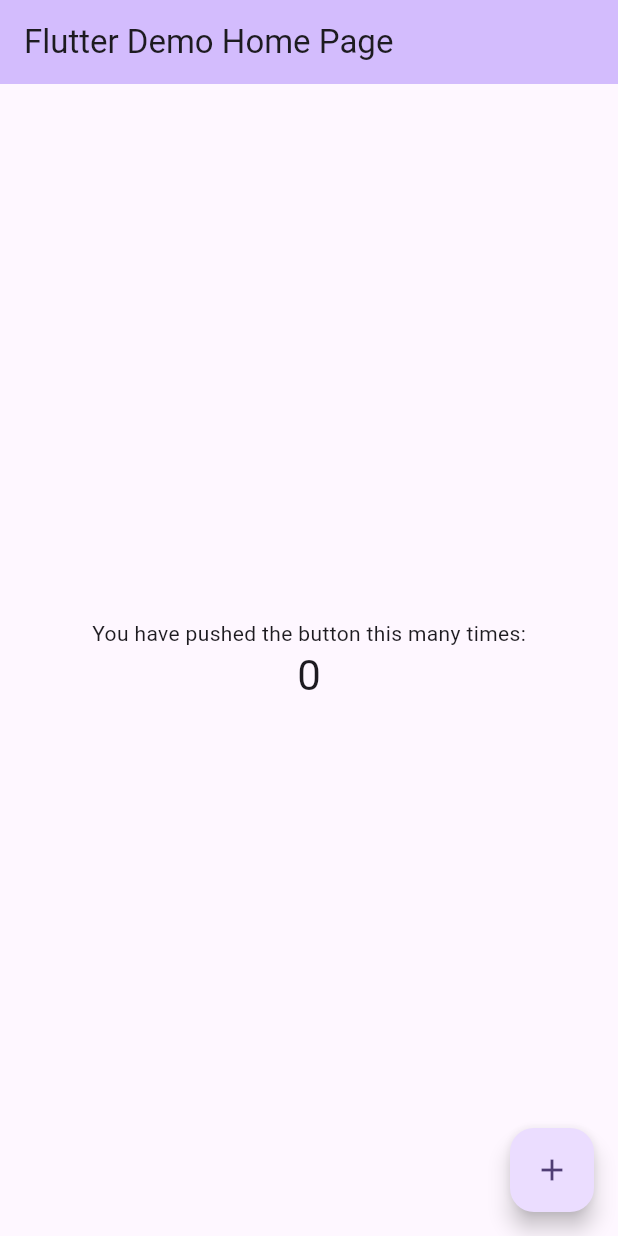
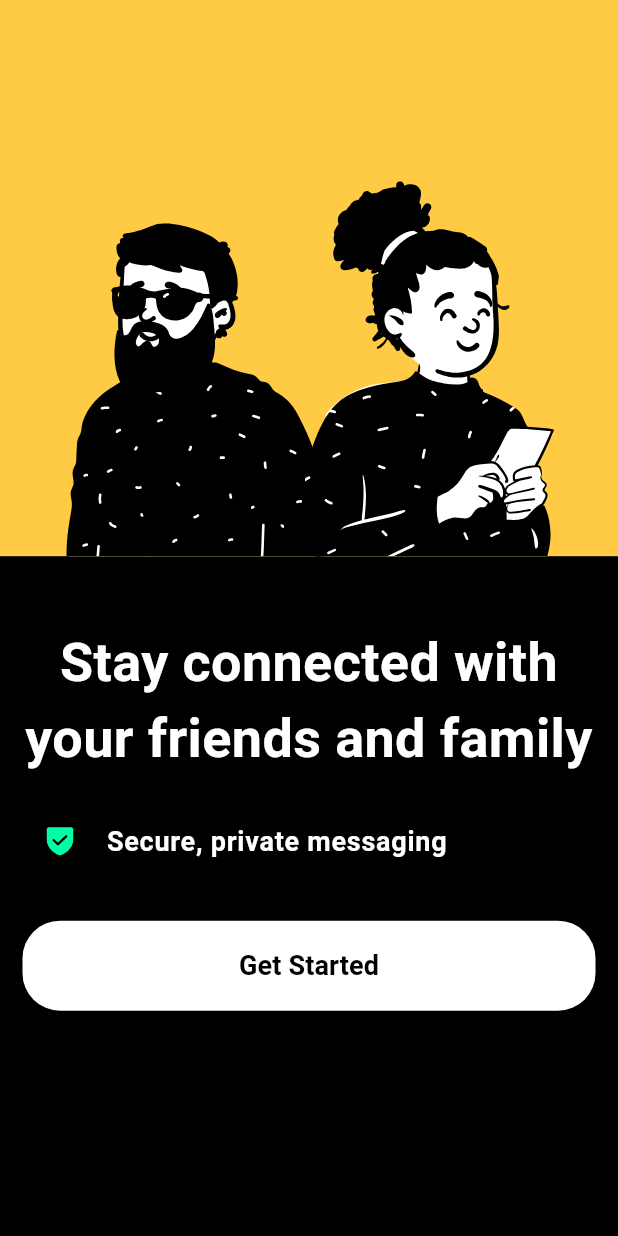
Before and after one commit to thabooota/chat_app, a Flutter app: the screen it shows after launch, on a phone screen of 412 x 824 dp. Run offline on Flutter 3.47's test engine with Material 3 defaults, Android fonts, the phone set to English and light mode, and no system bars; our stand-ins replace flutter_svg, shared_preferences.

Commit message:
-- onBoarding screen ui && app router

```diff
--- a/lib/app/app.dart
+++ b/lib/app/app.dart
@@ -0,0 +1,18 @@
+import 'package:chat_app/core/router/app_router.dart';
+import 'package:chat_app/core/router/app_router_names.dart';
+import 'package:flutter/material.dart';
+
+class MyApp extends StatelessWidget {
+  final AppRouter appRouter;
+  const MyApp({super.key, required this.appRouter});
+
+  @override
+  Widget build(BuildContext context) {
+    return MaterialApp(
+      initialRoute: AppRouterNames.onBoarding,
+      title: 'Chat App',
+      onGenerateRoute: appRouter.onGenerateRoutes,
+      debugShowCheckedModeBanner: false,
+    );
+  }
+}
--- /dev/null
+++ b/lib/core/constant/color_manager.dart
@@ -0,0 +1,15 @@
+import 'package:flutter/material.dart';
+
+class ColorManager {
+  static const Color transparent = Color(0x00000000);
+  static const Color originalWhite = Color(0xFFFFFFFF);
+  static const Color originalBlack = Color(0xFF000000);
+  static const Color primaryColor = Color(0xFFFFCB45);
+  static const Color secondaryColor = Color(0xFF8A91A8);
+  static const Color textFormBGColor = Color(0x33C4C4C4);
+  static const Color gray = Color(0xFF969696);
+  static const Color lightGray = Color(0xFFC2C2C2);
+  static const Color lighterGray = Color(0xFFEDEDED);
+  static const Color moreLightGray = Color(0xFFFDFDFF);
+  static const Color darkGray = Color(0xFF687679);
+}
--- /dev/null
+++ b/lib/core/router/app_router.dart
@@ -0,0 +1,26 @@
+import 'package:chat_app/core/router/app_router_names.dart';
+import 'package:chat_app/features/onBoarding/presentation/on_boarding_screen.dart';
+import 'package:flutter/material.dart';
+
+class AppRouter {
+  Route onGenerateRoutes(RouteSettings settings) {
+    switch (settings.name) {
+      case AppRouterNames.onBoarding:
+        return MaterialPageRoute(builder: (_) => const OnBoardingScreen());
+      default:
+        return unDefinedRoute(settings);
+    }
+  }
+  static Route<dynamic> unDefinedRoute(RouteSettings settings) {
+    return MaterialPageRoute(
+      builder: (_) => Scaffold(
+        appBar: AppBar(
+          title: const Text("Not Found Route"),
+        ),
+        body: Center(
+          child: Text("Not Found Route ${settings.name}"),
+        ),
+      ),
+    );
+  }
+}
--- /dev/null
+++ b/lib/core/router/app_router_names.dart
@@ -0,0 +1,3 @@
+class AppRouterNames {
+  static const onBoarding = 'onBoarding';
+}
--- /dev/null
+++ b/lib/features/onBoarding/presentation/on_boarding_screen.dart
@@ -0,0 +1,75 @@
+import 'package:chat_app/core/constant/color_manager.dart';
+import 'package:flutter/material.dart';
+import 'package:flutter_svg/flutter_svg.dart';
+
+class OnBoardingScreen extends StatelessWidget {
+  const OnBoardingScreen({super.key});
+
+  @override
+  Widget build(BuildContext context) {
+    return Scaffold(
+      backgroundColor: ColorManager.originalBlack,
+      body: Column(
+        crossAxisAlignment: CrossAxisAlignment.center,
+        children: [
+          Container(
+            color: ColorManager.primaryColor,
+            height: MediaQuery.of(context).size.height * 0.45,
+            width: double.infinity,
+            alignment: Alignment.bottomCenter,
+            child: SizedBox(
+                height: 250,
+                child: SvgPicture.asset('assets/onBoarding.svg',)),
+          ),
+          const SizedBox(height: 30,),
+          Padding(
+            padding: const EdgeInsets.all(15.0),
+            child: Text('Stay connected with your friends and family', style: TextStyle(
+              color: Colors.white,
+              fontSize: 36,
+              fontWeight: FontWeight.bold,
+              overflow: TextOverflow.fade,
+            ),
+            textAlign: TextAlign.center,
+            ),
+          ),
+          Padding(
+            padding: const EdgeInsets.symmetric(horizontal: 15.0),
+            child: Center(
+              child: ListTile(
+                title: const Text('Secure, private messaging', style: TextStyle(
+                  color: Colors.white,
+                  fontSize: 18,
+                  fontWeight: FontWeight.bold,
+                  overflow: TextOverflow.fade,
+                ),
+              ),
+                leading: SvgPicture.asset(
+                  'assets/Vector.svg',
+                ),
+              ),
+            ), ),
+          const SizedBox(height: 25.0,),
+          Padding(
+            padding: const EdgeInsets.symmetric(horizontal: 15.0),
+            child: MaterialButton(
+              height: 60,
+              minWidth: double.infinity,
+              color: ColorManager.originalWhite,
+                onPressed: () {},
+            shape: RoundedRectangleBorder(
+              borderRadius: BorderRadius.circular(25),
+            ),
+              child: const Text('Get Started', style: TextStyle(
+                color: ColorManager.originalBlack,
+                fontSize: 18,
+                fontWeight: FontWeight.bold,
+                overflow: TextOverflow.fade,
+              ),),
+            ),
+          ),
+        ],
+      ),
+    );
+  }
+}
--- a/lib/main.dart
+++ b/lib/main.dart
@@ -1,125 +1,7 @@
+import 'package:chat_app/app/app.dart';
+import 'package:chat_app/core/router/app_router.dart';
 import 'package:flutter/material.dart';
 
 void main() {
-  runApp(const MyApp());
+  runApp(MyApp(appRouter: AppRouter(),));
 }
-
-class MyApp extends StatelessWidget {
-  const MyApp({super.key});
-
-  // This widget is the root of your application.
-  @override
-  Widget build(BuildContext context) {
-    return MaterialApp(
-      title: 'Flutter Demo',
-      theme: ThemeData(
-        // This is the theme of your application.
-        //
-        // TRY THIS: Try running your application with "flutter run". You'll see
-        // the application has a purple toolbar. Then, without quitting the app,
-        // try changing the seedColor in the colorScheme below to Colors.green
-        // and then invoke "hot reload" (save your changes or press the "hot
-        // reload" button in a Flutter-supported IDE, or press "r" if you used
-        // the command line to start the app).
-        //
-        // Notice that the counter didn't reset back to zero; the application
-        // state is not lost during the reload. To reset the state, use hot
-        // restart instead.
-        //
-        // This works for code too, not just values: Most code changes can be
-        // tested with just a hot reload.
-        colorScheme: ColorScheme.fromSeed(seedColor: Colors.deepPurple),
-        useMaterial3: true,
-      ),
-      home: const MyHomePage(title: 'Flutter Demo Home Page'),
-    );
-  }
-}
-
-class MyHomePage extends StatefulWidget {
-  const MyHomePage({super.key, required this.title});
-
-  // This widget is the home page of your application. It is stateful, meaning
-  // that it has a State object (defined below) that contains fields that affect
-  // how it looks.
-
-  // This class is the configuration for the state. It holds the values (in this
-  // case the title) provided by the parent (in this case the App widget) and
-  // used by the build method of the State. Fields in a Widget subclass are
-  // always marked "final".
-
-  final String title;
-
-  @override
-  State<MyHomePage> createState() => _MyHomePageState();
-}
-
-class _MyHomePageState extends State<MyHomePage> {
-  int _counter = 0;
-
-  void _incrementCounter() {
-    setState(() {
-      // This call to setState tells the Flutter framework that something has
-      // changed in this State, which causes it to rerun the build method below
-      // so that the display can reflect the updated values. If we changed
-      // _counter without calling setState(), then the build method would not be
-      // called again, and so nothing would appear to happen.
-      _counter++;
-    });
-  }
-
-  @override
-  Widget build(BuildContext context) {
-    // This method is rerun every time setState is called, for instance as done
-    // by the _incrementCounter method above.
-    //
-    // The Flutter framework has been optimized to make rerunning build methods
-    // fast, so that you can just rebuild anything that needs updating rather
-    // than having to individually change instances of widgets.
-    return Scaffold(
-      appBar: AppBar(
-        // TRY THIS: Try changing the color here to a specific color (to
-        // Colors.amber, perhaps?) and trigger a hot reload to see the AppBar
-        // change color while the other colors stay the same.
-        backgroundColor: Theme.of(context).colorScheme.inversePrimary,
-        // Here we take the value from the MyHomePage object that was created by
-        // the App.build method, and use it to set our appbar title.
-        title: Text(widget.title),
-      ),
-      body: Center(
-        // Center is a layout widget. It takes a single child and positions it
-        // in the middle of the parent.
-        child: Column(
-          // Column is also a layout widget. It takes a list of children and
-          // arranges them vertically. By default, it sizes itself to fit its
-          // children horizontally, and tries to be as tall as its parent.
-          //
-          // Column has various properties to control how it sizes itself and
-          // how it positions its children. Here we use mainAxisAlignment to
-          // center the children vertically; the main axis here is the vertical
-          // axis because Columns are vertical (the cross axis would be
-          // horizontal).
-          //
-          // TRY THIS: Invoke "debug painting" (choose the "Toggle Debug Paint"
-          // action in the IDE, or press "p" in the console), to see the
-          // wireframe for each widget.
-          mainAxisAlignment: MainAxisAlignment.center,
-          children: <Widget>[
-            const Text(
-              'You have pushed the button this many times:',
-            ),
-            Text(
-              '$_counter',
-              style: Theme.of(context).textTheme.headlineMedium,
-            ),
-          ],
-        ),
-      ),
-      floatingActionButton: FloatingActionButton(
-        onPressed: _incrementCounter,
-        tooltip: 'Increment',
-        child: const Icon(Icons.add),
-      ), // This trailing comma makes auto-formatting nicer for build methods.
-    );
-  }
-}
--- a/pubspec.yaml
+++ b/pubspec.yaml
@@ -36,6 +36,7 @@ dependencies:
   # Use with the CupertinoIcons class for iOS style icons.
   cupertino_icons: ^1.0.6
   shared_preferences: ^2.2.3
+  flutter_svg: ^2.0.10+1
 
 dev_dependencies:
   flutter_test:
@@ -60,9 +61,8 @@ flutter:
   uses-material-design: true
 
   # To add assets to your application, add an assets section, like this:
-  # assets:
-  #   - images/a_dot_burr.jpeg
-  #   - images/a_dot_ham.jpeg
+  assets:
+    - assets/
 
   # An image asset can refer to one or more resolution-specific "variants", see
   # https://flutter.dev/assets-and-images/#resolution-aware
```
Also changed, not shown: assets/Vector.svg (added), assets/onBoarding.svg (added), pubspec.lock, 1 other file.
